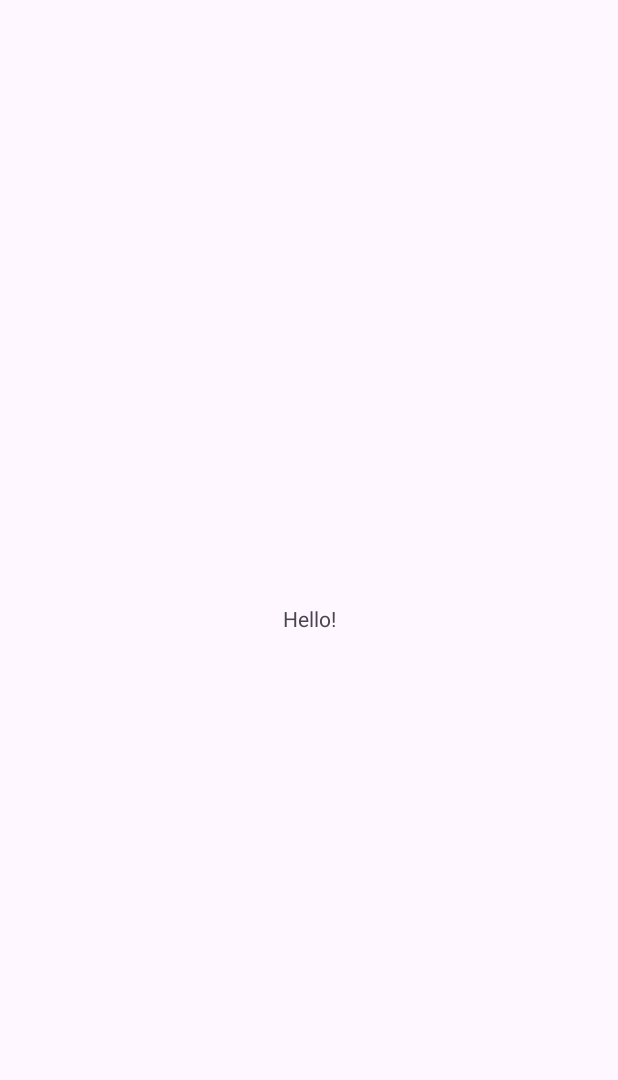
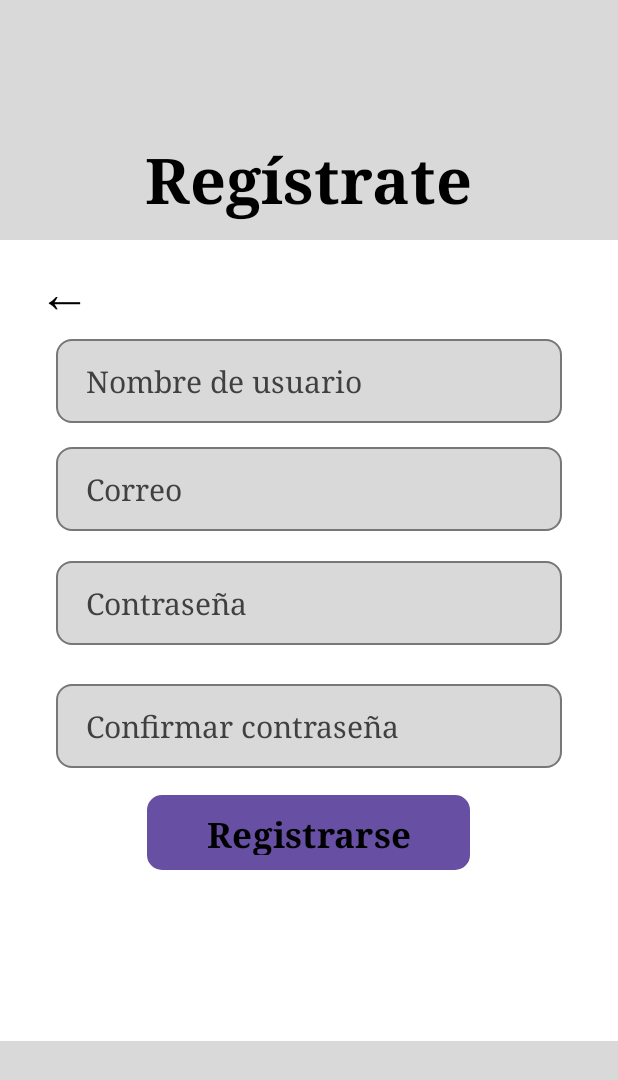
Before and after one commit to Sakrifit/ProyectoFinalKotlinUPB, an Android app: the screen it shows after launch (MainActivity), on a phone screen of 412 x 824 dp. Before the commit the part shown is almost empty. Shown: the top 1080 px of the screen. Run offline under Robolectric (Android 15) with nearby library versions, the phone set to English and light mode, and no system bars.

Commit message:
agrego inicio de sesion y registro

```diff
--- a/app/src/main/java/com/example/proyectofinal/MainActivity.kt
+++ b/app/src/main/java/com/example/proyectofinal/MainActivity.kt
@@ -3,18 +3,16 @@ package com.example.proyectofinal
 import android.os.Bundle
 import androidx.activity.enableEdgeToEdge
 import androidx.appcompat.app.AppCompatActivity
-import androidx.core.view.ViewCompat
-import androidx.core.view.WindowInsetsCompat
 
 class MainActivity : AppCompatActivity() {
     override fun onCreate(savedInstanceState: Bundle?) {
         super.onCreate(savedInstanceState)
         enableEdgeToEdge()
-        setContentView(R.layout.activity_main)
-        ViewCompat.setOnApplyWindowInsetsListener(findViewById(R.id.main)) { v, insets ->
-            val systemBars = insets.getInsets(WindowInsetsCompat.Type.systemBars())
-            v.setPadding(systemBars.left, systemBars.top, systemBars.right, systemBars.bottom)
-            insets
-        }
+        setContentView(R.layout.activity_registro)
+//        ViewCompat.setOnApplyWindowInsetsListener(findViewById(R.id.main)) { v, insets ->
+//            val systemBars = insets.getInsets(WindowInsetsCompat.Type.systemBars())
+//            v.setPadding(systemBars.left, systemBars.top, systemBars.right, systemBars.bottom)
+//            insets
+//        }
     }
 }
--- /dev/null
+++ b/app/src/main/res/drawable/bg_button.xml
@@ -0,0 +1,8 @@
+<?xml version="1.0" encoding="utf-8"?>
+<shape xmlns:android="http://schemas.android.com/apk/res/android">
+    <solid android:color="#D9D9D9"/>
+    <stroke
+        android:width="1dp"
+        android:color="#777777"/>
+    <corners android:radius="9dp"/>
+</shape>
--- /dev/null
+++ b/app/src/main/res/drawable/bg_circle_black.xml
@@ -0,0 +1,5 @@
+<?xml version="1.0" encoding="utf-8"?>
+<shape xmlns:android="http://schemas.android.com/apk/res/android">
+    <solid android:color="#000000"/>
+    <corners android:radius="1000dp"/>
+</shape>
--- /dev/null
+++ b/app/src/main/res/drawable/bg_field.xml
@@ -0,0 +1,8 @@
+<?xml version="1.0" encoding="utf-8"?>
+<shape xmlns:android="http://schemas.android.com/apk/res/android">
+    <solid android:color="#D9D9D9"/>
+    <stroke
+        android:width="1dp"
+        android:color="#777777"/>
+    <corners android:radius="10dp"/>
+</shape>
--- a/app/src/main/res/layout/activity_main.xml
+++ /dev/null
@@ -1,19 +0,0 @@
-<?xml version="1.0" encoding="utf-8"?>
-<androidx.constraintlayout.widget.ConstraintLayout xmlns:android="http://schemas.android.com/apk/res/android"
-    xmlns:app="http://schemas.android.com/apk/res-auto"
-    xmlns:tools="http://schemas.android.com/tools"
-    android:id="@+id/main"
-    android:layout_width="match_parent"
-    android:layout_height="match_parent"
-    tools:context=".MainActivity">
-
-    <TextView
-        android:layout_width="wrap_content"
-        android:layout_height="wrap_content"
-        android:text="Hello!"
-        app:layout_constraintBottom_toBottomOf="parent"
-        app:layout_constraintEnd_toEndOf="parent"
-        app:layout_constraintStart_toStartOf="parent"
-        app:layout_constraintTop_toTopOf="parent" />
-
-</androidx.constraintlayout.widget.ConstraintLayout>
--- /dev/null
+++ b/app/src/main/res/layout/activity_registro.xml
@@ -0,0 +1,143 @@
+<?xml version="1.0" encoding="utf-8"?>
+<LinearLayout
+    xmlns:android="http://schemas.android.com/apk/res/android"
+    android:layout_width="match_parent"
+    android:layout_height="match_parent"
+    android:orientation="vertical"
+    android:background="#FFFFFF">
+
+    <!-- ENCABEZADO -->
+    <LinearLayout
+        android:layout_width="match_parent"
+        android:layout_height="160dp"
+        android:gravity="bottom|center"
+        android:background="#D9D9D9"
+        android:orientation="vertical"
+        android:paddingBottom="12dp">
+
+        <TextView
+            android:layout_width="wrap_content"
+            android:layout_height="wrap_content"
+            android:text="Regístrate"
+            android:textColor="#000000"
+            android:textSize="42sp"
+            android:textStyle="bold"
+            android:fontFamily="serif"/>
+
+    </LinearLayout>
+
+    <!-- CONTENIDO -->
+    <LinearLayout
+        android:layout_width="match_parent"
+        android:layout_height="0dp"
+        android:layout_weight="1"
+        android:orientation="vertical"
+        android:paddingStart="25dp"
+        android:paddingEnd="25dp"
+        android:paddingTop="10dp">
+
+        <!-- BOTON VOLVER -->
+        <TextView
+            android:id="@+id/btnVolver"
+            android:layout_width="wrap_content"
+            android:layout_height="40dp"
+            android:text="←"
+            android:textColor="#000000"
+            android:textSize="35sp"
+            android:gravity="center_vertical"/>
+
+        <!-- NOMBRE USUARIO -->
+        <EditText
+            android:id="@+id/etNombreUsuario"
+            android:layout_width="match_parent"
+            android:layout_height="56dp"
+            android:layout_marginStart="12dp"
+            android:layout_marginEnd="12dp"
+            android:layout_marginTop="16dp"
+            android:background="@drawable/bg_field"
+            android:hint="Nombre de usuario"
+            android:paddingStart="20dp"
+            android:textSize="20sp"
+            android:textColor="#000000"
+            android:textColorHint="#404040"
+            android:fontFamily="serif"
+            android:singleLine="true"/>
+
+        <!-- CORREO -->
+        <EditText
+            android:id="@+id/etCorreo"
+            android:layout_width="match_parent"
+            android:layout_height="56dp"
+            android:layout_marginStart="12dp"
+            android:layout_marginEnd="12dp"
+            android:layout_marginTop="16dp"
+            android:background="@drawable/bg_field"
+            android:hint="Correo"
+            android:paddingStart="20dp"
+            android:textSize="20sp"
+            android:textColor="#000000"
+            android:textColorHint="#404040"
+            android:fontFamily="serif"
+            android:inputType="textEmailAddress"
+            android:singleLine="true"/>
+
+        <!-- CONTRASEÑA -->
+        <EditText
+            android:id="@+id/etContrasena"
+            android:layout_width="match_parent"
+            android:layout_height="56dp"
+            android:layout_marginStart="12dp"
+            android:layout_marginEnd="12dp"
+            android:layout_marginTop="20dp"
+            android:background="@drawable/bg_field"
+            android:hint="Contraseña"
+            android:paddingStart="20dp"
+            android:textSize="20sp"
+            android:textColor="#000000"
+            android:textColorHint="#404040"
+            android:fontFamily="serif"
+            android:inputType="textPassword"
+            android:singleLine="true"/>
+
+        <!-- CONFIRMAR CONTRASEÑA -->
+        <EditText
+            android:id="@+id/etConfirmarContrasena"
+            android:layout_width="match_parent"
+            android:layout_height="56dp"
+            android:layout_marginStart="12dp"
+            android:layout_marginEnd="12dp"
+            android:layout_marginTop="26dp"
+            android:background="@drawable/bg_field"
+            android:hint="Confirmar contraseña"
+            android:paddingStart="20dp"
+            android:textSize="20sp"
+            android:textColor="#000000"
+            android:textColorHint="#404040"
+            android:fontFamily="serif"
+            android:inputType="textPassword"
+            android:singleLine="true"/>
+
+        <!-- BOTON REGISTRARSE -->
+        <Button
+            android:id="@+id/btnRegistrarse"
+            android:layout_width="215dp"
+            android:layout_height="50dp"
+            android:layout_gravity="center"
+            android:layout_marginTop="18dp"
+            android:background="@drawable/bg_button"
+            android:text="Registrarse"
+            android:textColor="#000000"
+            android:textSize="23sp"
+            android:textStyle="bold"
+            android:fontFamily="serif"
+            android:textAllCaps="false"/>
+
+    </LinearLayout>
+
+    <!-- PIE DE PAGINA -->
+    <View
+        android:layout_width="match_parent"
+        android:layout_height="130dp"
+        android:background="#D9D9D9"/>
+
+</LinearLayout>
```
Also changed, not shown: app/src/main/res/layout/activity_login.xml (added, +160 -0 lines).
